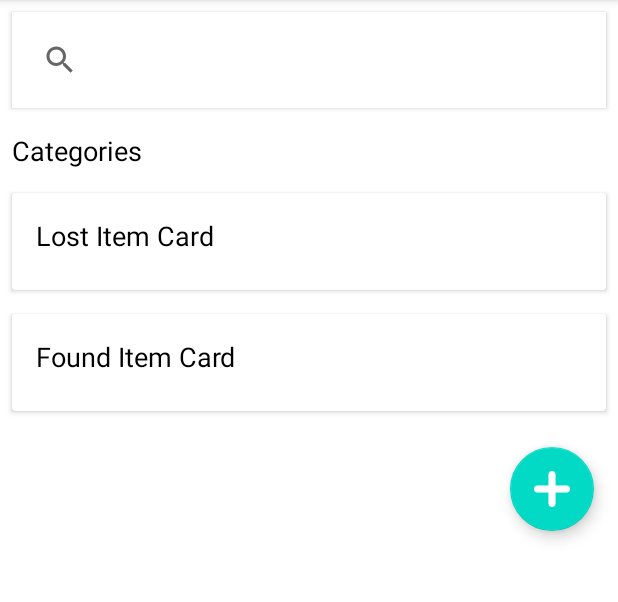
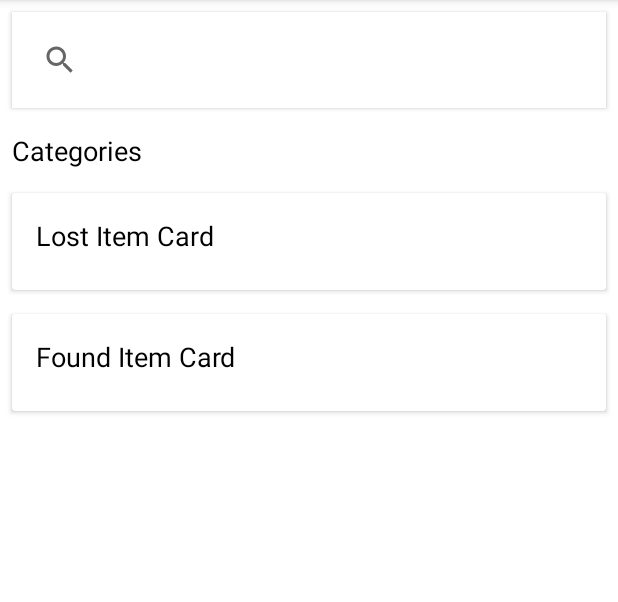
Before and after one commit to srihari-naidu-17/reunite-app, an Android app: the fragment HomeFragment shown on its own in the app's theme, on a phone screen of 412 x 824 dp, the part 84-686 px from its top. Run offline under Robolectric (Android 15) with nearby library versions, the phone set to English and light mode, and no system bars; 1 statement that could not run was skipped.

Commit message:
Completed the Floating Action Button. Can go to Report as well

```diff
--- a/app/src/main/AndroidManifest.xml
+++ b/app/src/main/AndroidManifest.xml
@@ -40,6 +40,11 @@
         <activity
             android:name=".MainActivity"
             android:exported="true" />
+        <activity
+            android:name=".ui.report.ReportActivity"
+            android:exported="false"
+            android:theme="@style/Theme.ReuniteApp.ReportActivity"
+            android:label="Report" />
     </application>
 
 </manifest>
--- a/app/src/main/java/com/example/reuniteapp/MainActivity.kt
+++ b/app/src/main/java/com/example/reuniteapp/MainActivity.kt
@@ -13,6 +13,7 @@ import com.google.android.material.bottomnavigation.BottomNavigationView
 import android.content.SharedPreferences
 import android.util.Log
 import androidx.preference.PreferenceManager
+import com.example.reuniteapp.ui.report.ReportActivity
 
 class MainActivity : AppCompatActivity() {
 
@@ -58,5 +59,10 @@ class MainActivity : AppCompatActivity() {
         )
         setupActionBarWithNavController(navController, appBarConfiguration)
         navView.setupWithNavController(navController)
+
+        binding.addLostItemButton.setOnClickListener {view ->
+            val intent = Intent(this, ReportActivity::class.java)
+            startActivity(intent)
+        }
     }
 }
--- a/app/src/main/res/layout/fragment_home.xml
+++ b/app/src/main/res/layout/fragment_home.xml
@@ -94,14 +94,4 @@
         </LinearLayout>
     </androidx.cardview.widget.CardView>
 
-    <com.google.android.material.floatingactionbutton.FloatingActionButton
-        android:id="@+id/addLostItemButton"
-        android:layout_width="match_parent"
-        android:layout_height="wrap_content"
-        android:layout_gravity="end|bottom"
-        android:layout_margin="16dp"
-        android:clickable="true"
-        app:srcCompat="@drawable/add"
-        app:tint="@android:color/white" />
-
 </LinearLayout>
--- a/app/src/main/res/navigation/mobile_navigation.xml
+++ b/app/src/main/res/navigation/mobile_navigation.xml
@@ -40,4 +40,5 @@
         android:name="com.example.reuniteapp.ui.profile.EditProfileFragment"
         android:label="Edit Profile"
         tools:layout="@layout/fragment_edit_profile" />
+
 </navigation>
--- a/app/src/main/res/values/strings.xml
+++ b/app/src/main/res/values/strings.xml
@@ -5,4 +5,10 @@
     <string name="title_notifications">Notifications</string>
     <string name="profile">Profile</string>
     <string name="don_t_have_an_account_register">Don\'t have an account? Register</string>
+    <string name="fab_report">fab_report</string>
+    <string name="report_lost_or_found_item">Report Lost or Found Item</string>
+    <string-array name="item_status_array">
+        <item>Lost Item</item>
+        <item>Found Item</item>
+    </string-array>
 </resources>
--- a/app/src/main/res/values/themes.xml
+++ b/app/src/main/res/values/themes.xml
@@ -13,4 +13,9 @@
         <item name="android:statusBarColor">?attr/colorPrimaryVariant</item>
         <!-- Customize your theme here. -->
     </style>
+
+    <style name="Theme.ReuniteApp.ReportActivity" parent="Theme.MaterialComponents.Light.NoActionBar">
+        <item name="windowActionBar">false</item>
+        <item name="windowNoTitle">true</item>
+    </style>
 </resources>
```
Also changed, not shown: app/src/main/java/com/example/reuniteapp/data/AppDatabase.kt (+5 -10 lines), app/src/main/res/layout/activity_main.xml (+16 -0 lines), app/src/main/res/layout/fragment_profile.xml (+5 -4 lines).
